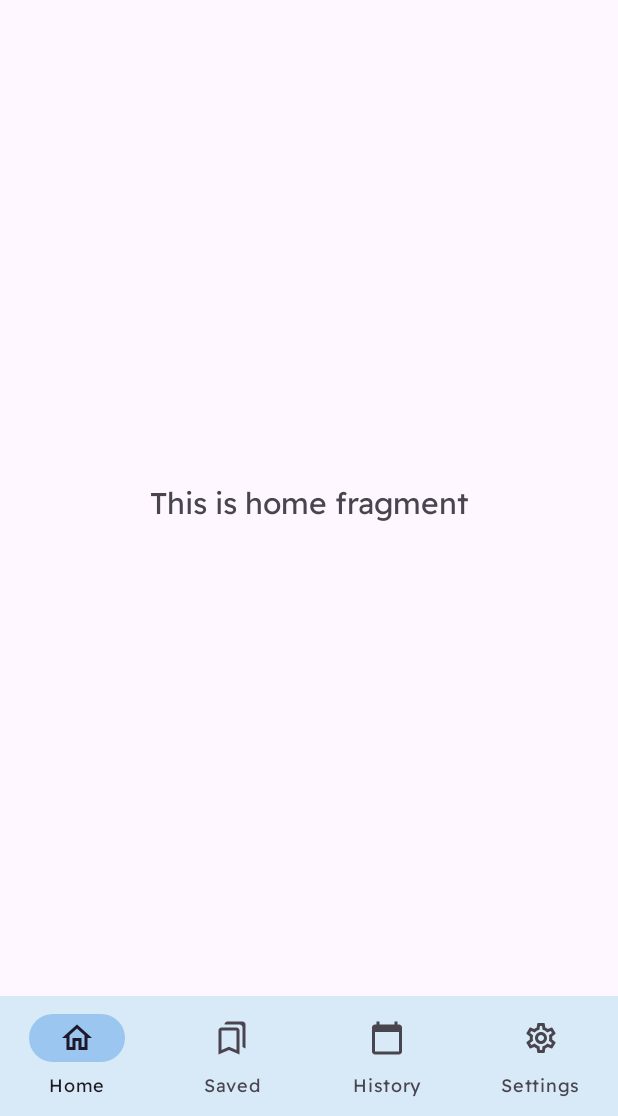
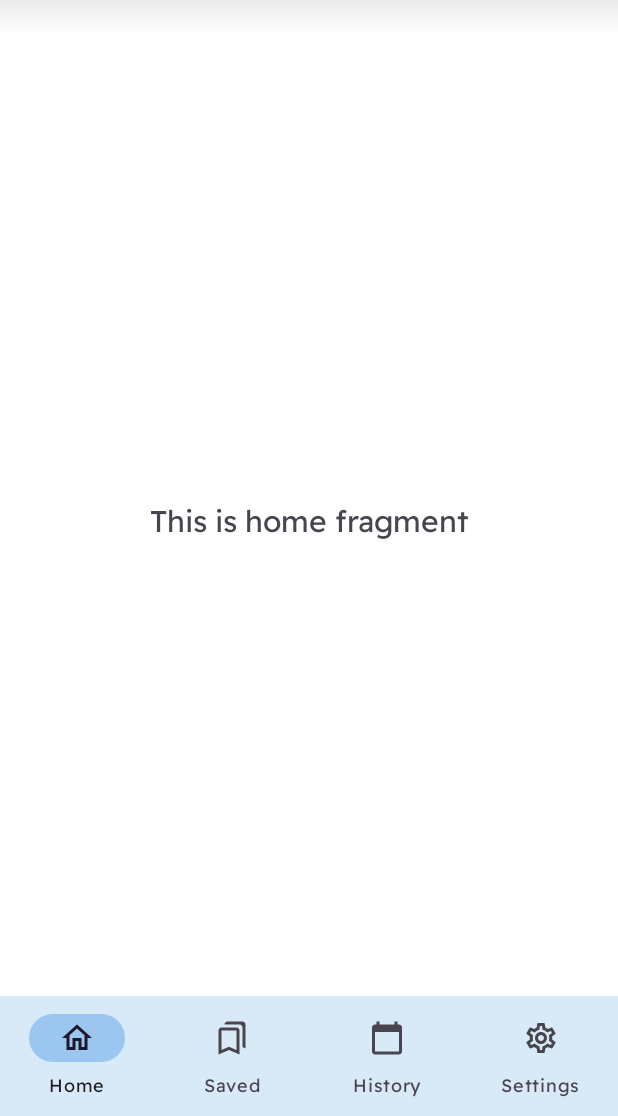
Before and after one commit to Parmo7/cogito-app, an Android app: the screen it shows after launch (MainActivity), on a phone screen of 412 x 824 dp, the part 120-1236 px from its top. Run offline under Robolectric (Android 15) with nearby library versions, the light colour scheme and no system bars; our stand-ins replace navigation-ui.

Commit message:
Add drop shadow to top action bar

```diff
--- a/app/src/main/java/uk/ac/aston/cogito/MainActivity.java
+++ b/app/src/main/java/uk/ac/aston/cogito/MainActivity.java
@@ -25,7 +25,7 @@ public class MainActivity extends AppCompatActivity {
         binding = ActivityMainBinding.inflate(getLayoutInflater());
         setContentView(binding.getRoot());
 
-        Toolbar myToolbar = (Toolbar) findViewById(R.id.cogito_toolbar);
+        Toolbar myToolbar = (Toolbar) findViewById(R.id.toolbar);
         setSupportActionBar(myToolbar);
 
 
--- a/app/src/main/res/drawable/toolbar_dropshadow.xml
+++ b/app/src/main/res/drawable/toolbar_dropshadow.xml
@@ -2,8 +2,9 @@
 <shape xmlns:android="http://schemas.android.com/apk/res/android"
     android:shape="rectangle">
 
-    <gradient android:startColor="@android:color/transparent"
-        android:endColor="#88333333"
+    <gradient
+        android:startColor="@android:color/transparent"
+        android:endColor="#22666666"
         android:angle="90"/>
 
 </shape>
--- a/app/src/main/res/layout/activity_main.xml
+++ b/app/src/main/res/layout/activity_main.xml
@@ -1,15 +1,20 @@
 <?xml version="1.0" encoding="utf-8"?>
-<androidx.constraintlayout.widget.ConstraintLayout xmlns:android="http://schemas.android.com/apk/res/android"
+<LinearLayout xmlns:android="http://schemas.android.com/apk/res/android"
     xmlns:app="http://schemas.android.com/apk/res-auto"
-    xmlns:tools="http://schemas.android.com/tools"
     android:id="@+id/container"
     android:layout_width="match_parent"
-    android:layout_height="match_parent">
+    android:layout_height="match_parent"
+    android:orientation="vertical"
+    android:background="@color/white">
 
+    <LinearLayout
+        android:id="@+id/toolbar_container"
+        android:layout_width="match_parent"
+        android:layout_height="wrap_content"
+        android:orientation="vertical">
 
         <androidx.appcompat.widget.Toolbar
-        app:layout_constraintTop_toTopOf="parent"
-        android:id="@+id/cogito_toolbar"
+            android:id="@+id/toolbar"
             android:layout_width="match_parent"
             android:layout_height="wrap_content"
             android:background="@color/white"
@@ -25,28 +30,29 @@
                 android:layout_width="match_parent" />
         </androidx.appcompat.widget.Toolbar>
 
-    <com.google.android.material.bottomnavigation.BottomNavigationView
-        android:id="@+id/nav_view"
-        android:layout_width="0dp"
-        android:layout_height="wrap_content"
-        android:background="@color/blue_4"
-        app:itemActiveIndicatorStyle="@style/App.Custom.BottomNavigationView.Indicator"
-        app:layout_constraintBottom_toBottomOf="parent"
-        app:layout_constraintLeft_toLeftOf="parent"
-        app:layout_constraintRight_toRightOf="parent"
-        app:menu="@menu/bottom_nav_menu"
-        app:labelVisibilityMode="labeled"/>
+        <View
+            android:layout_width="match_parent"
+            android:layout_height="24dp"
+            android:background="@drawable/toolbar_dropshadow"/>
+    </LinearLayout>
 
     <fragment
         android:id="@+id/nav_host_fragment_activity_main"
         android:name="androidx.navigation.fragment.NavHostFragment"
         android:layout_width="match_parent"
-        android:layout_height="match_parent"
+        android:layout_height="0dp"
+        android:layout_weight="1"
         app:defaultNavHost="true"
-        app:layout_constraintBottom_toTopOf="@id/nav_view"
-        app:layout_constraintLeft_toLeftOf="parent"
-        app:layout_constraintRight_toRightOf="parent"
-        app:layout_constraintTop_toTopOf="@id/cogito_toolbar"
+
         app:navGraph="@navigation/mobile_navigation" />
 
-</androidx.constraintlayout.widget.ConstraintLayout>
+    <com.google.android.material.bottomnavigation.BottomNavigationView
+        android:id="@+id/nav_view"
+        android:layout_width="match_parent"
+        android:layout_height="wrap_content"
+        android:background="@color/blue_4"
+        app:itemActiveIndicatorStyle="@style/App.Custom.BottomNavigationView.Indicator"
+        app:menu="@menu/bottom_nav_menu"
+        app:labelVisibilityMode="labeled"/>
+
+</LinearLayout>
```
Lines whose indentation alone changed are shown as unchanged.
